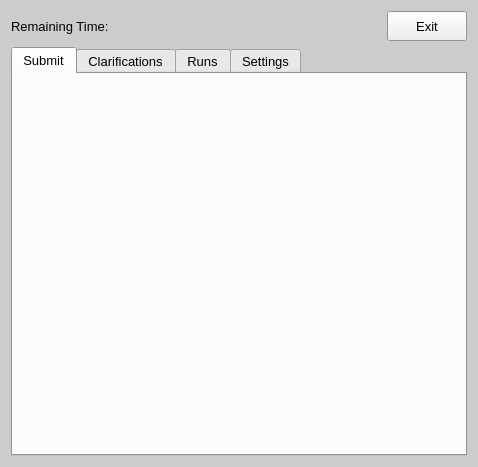
Qt form source/JudgeClient/forms/MainWindow.ui (AssisterForZHG/Judge) before a commit.
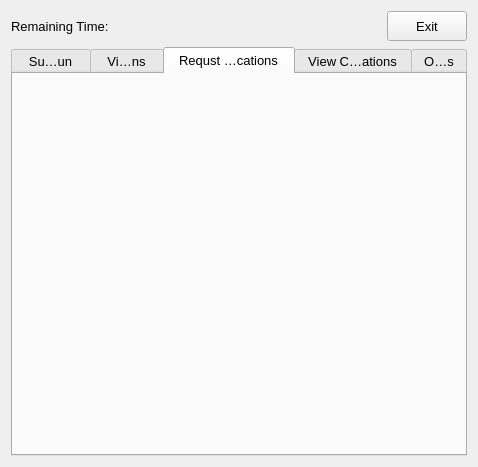
The same form after that commit. The open tabs and pages were chosen to show the change.

Diff of the .ui file:
```diff
--- a/source/JudgeClient/forms/MainWindow.ui
+++ b/source/JudgeClient/forms/MainWindow.ui
@@ -10,70 +10,6 @@
     <height>467</height>
    </rect>
   </property>
-  <property name="palette">
-   <palette>
-    <active>
-     <colorrole role="Base">
-      <brush brushstyle="SolidPattern">
-       <color alpha="255">
-        <red>255</red>
-        <green>255</green>
-        <blue>255</blue>
-       </color>
-      </brush>
-     </colorrole>
-     <colorrole role="Window">
-      <brush brushstyle="SolidPattern">
-       <color alpha="255">
-        <red>204</red>
-        <green>204</green>
-        <blue>204</blue>
-       </color>
-      </brush>
-     </colorrole>
-    </active>
-    <inactive>
-     <colorrole role="Base">
-      <brush brushstyle="SolidPattern">
-       <color alpha="255">
-        <red>255</red>
-        <green>255</green>
-        <blue>255</blue>
-       </color>
-      </brush>
-     </colorrole>
-     <colorrole role="Window">
-      <brush brushstyle="SolidPattern">
-       <color alpha="255">
-        <red>204</red>
-        <green>204</green>
-        <blue>204</blue>
-       </color>
-      </brush>
-     </colorrole>
-    </inactive>
-    <disabled>
-     <colorrole role="Base">
-      <brush brushstyle="SolidPattern">
-       <color alpha="255">
-        <red>204</red>
-        <green>204</green>
-        <blue>204</blue>
-       </color>
-      </brush>
-     </colorrole>
-     <colorrole role="Window">
-      <brush brushstyle="SolidPattern">
-       <color alpha="255">
-        <red>204</red>
-        <green>204</green>
-        <blue>204</blue>
-       </color>
-      </brush>
-     </colorrole>
-    </disabled>
-   </palette>
-  </property>
   <property name="font">
    <font>
     <family>Arial</family>
@@ -119,33 +55,42 @@
    </item>
    <item>
     <widget class="QTabWidget" name="tabWidget">
-     <property name="tabShape">
-      <enum>QTabWidget::Rounded</enum>
-     </property>
      <property name="currentIndex">
       <number>0</number>
      </property>
+     <property name="elideMode">
+      <enum>Qt::ElideMiddle</enum>
+     </property>
+     <property name="usesScrollButtons">
+      <bool>true</bool>
+     </property>
      <widget class="QWidget" name="submitTab">
       <attribute name="title">
-       <string>Submit</string>
+       <string>Submit Run</string>
       </attribute>
       <layout class="QVBoxLayout" name="verticalLayout_2"/>
      </widget>
-     <widget class="QWidget" name="clarificationsTab">
-      <attribute name="title">
-       <string>Clarifications</string>
-      </attribute>
-      <layout class="QVBoxLayout" name="verticalLayout_5"/>
-     </widget>
      <widget class="QWidget" name="runsTab">
       <attribute name="title">
-       <string>Runs</string>
+       <string>View Runs</string>
       </attribute>
       <layout class="QVBoxLayout" name="verticalLayout_4"/>
      </widget>
+     <widget class="QWidget" name="requestTab">
+      <attribute name="title">
+       <string>Requst Clarifications</string>
+      </attribute>
+      <layout class="QVBoxLayout" name="verticalLayout_6"/>
+     </widget>
+     <widget class="QWidget" name="clarificationsTab">
+      <attribute name="title">
+       <string>View Clarifications</string>
+      </attribute>
+      <layout class="QVBoxLayout" name="verticalLayout_5"/>
+     </widget>
      <widget class="QWidget" name="settingsTab">
       <attribute name="title">
-       <string>Settings</string>
+       <string>Options</string>
       </attribute>
       <layout class="QVBoxLayout" name="verticalLayout_3"/>
      </widget>
```
